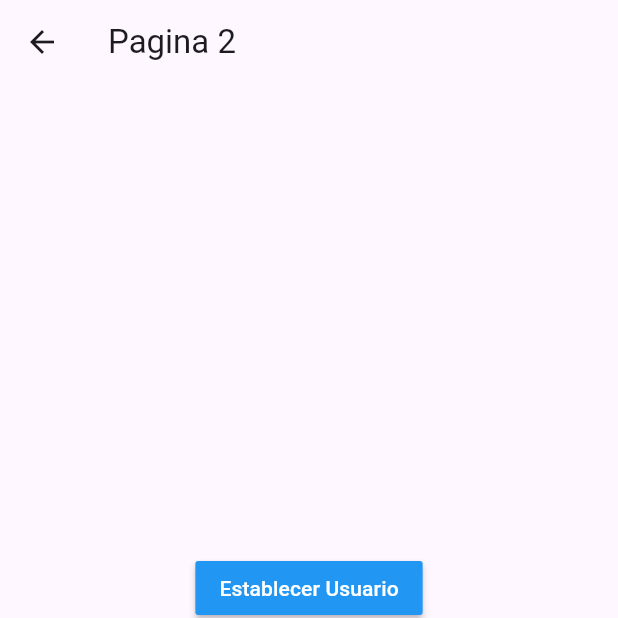
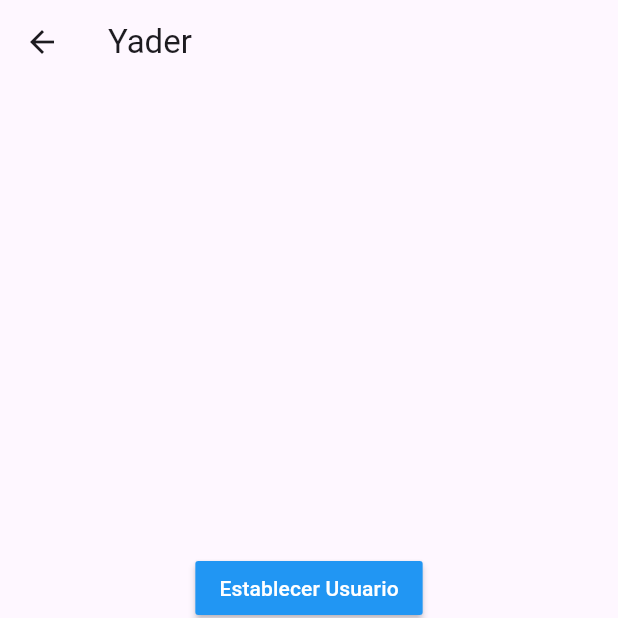
Before and after one commit to Yader1/flutter-different-state-managements, a Flutter app: the PageTwo screen opened by its route, after a tap on "Establecer Usuario", on a phone screen of 412 x 824 dp, the top half of it. Run offline on Flutter 3.47's test engine with Material 3 defaults, Android fonts, the phone set to English and light mode, and no system bars; accounts and stored records are empty.

Commit message:
feat: Singleton use

```diff
--- a/lib/page_one.dart
+++ b/lib/page_one.dart
@@ -1,4 +1,8 @@
+// ignore_for_file: public_member_api_docs, sort_constructors_first
 import 'package:flutter/material.dart';
+
+import 'package:flutter_singleton_states/models/usuario.dart';
+import 'package:flutter_singleton_states/services/usuario_service.dart';
 
 class PageOne extends StatelessWidget {
   const PageOne({super.key});
@@ -9,7 +13,14 @@
       appBar: AppBar(
         title: const Text('Pagina 1'),
       ),
-      body: const InformacionUsuario(),
+      body: StreamBuilder(
+        stream: usuarioService.usuarioStream,
+        builder: (BuildContext context, AsyncSnapshot<Usuario> snapshot) {
+          return snapshot.hasData
+            ? InformacionUsuario(usuario: snapshot.data!)
+            : const Center(child: Text('No hay informacion del usuario.'));
+        },
+      ),
       floatingActionButton: FloatingActionButton(
         onPressed: () => Navigator.pushNamed(context, 'pageTwo'),
         child: const Icon(Icons.ads_click_outlined),
@@ -19,8 +30,11 @@
 }
 
 class InformacionUsuario extends StatelessWidget {
+  final Usuario usuario;
+
   const InformacionUsuario({
     super.key,
+    required this.usuario,
   });
 
   @override
@@ -29,24 +43,24 @@
       width: double.infinity,
       height: double.infinity,
       padding: const EdgeInsets.all(15.0),
-      child: const Column(
+      child: Column(
         crossAxisAlignment: CrossAxisAlignment.start,
         children: [
-          Text('General', style: TextStyle(fontSize: 18, fontWeight: FontWeight.bold)),
-          Divider(),
+          const Text('General', style: TextStyle(fontSize: 18, fontWeight: FontWeight.bold)),
+          const Divider(),
           ListTile(
-            title: Text('Nombre: '),
+            title: Text('Nombre: ${usuario.nombre}'),
           ),
           ListTile(
-            title: Text('Edad: '),
+            title: Text('Edad: ${usuario.edad}'),
           ),
 
-          Text('Profeciones', style: TextStyle(fontSize: 18, fontWeight: FontWeight.bold)),
-          Divider(),
-          ListTile(
+          const Text('Profeciones', style: TextStyle(fontSize: 18, fontWeight: FontWeight.bold)),
+          const Divider(),
+          const ListTile(
             title: Text('Profesion 1'),
           ),
-          ListTile(
+          const ListTile(
             title: Text('Profesion 2'),
           ),
         ],
--- a/lib/page_two.dart
+++ b/lib/page_two.dart
@@ -1,4 +1,7 @@
 import 'package:flutter/material.dart';
+
+import 'package:flutter_singleton_states/models/usuario.dart';
+import 'package:flutter_singleton_states/services/usuario_service.dart';
 
 class PageTwo extends StatelessWidget {
   const PageTwo({super.key});
@@ -7,7 +10,12 @@
   Widget build(BuildContext context) {
     return Scaffold(
       appBar: AppBar(
-        title: const Text('Pagina 2'),
+        title: StreamBuilder(
+          stream: usuarioService.usuarioStream,
+          builder: (BuildContext context, AsyncSnapshot<Usuario> snapshot) {
+            return snapshot.hasData ? Text(snapshot.data!.nombre) : const Text('Pagina 2');
+          },
+        ),
       ),
       body: Center(
         child: Column(
@@ -15,7 +23,12 @@
           children: [
             MaterialButton(
               onPressed: (){
+                Usuario newUser = Usuario(
+                  nombre: "Yader",
+                  edad: 24
+                );
 
+                usuarioService.cargarUsuario(newUser);
               },
               color: Colors.blue,
               child: const Text('Establecer Usuario', style: TextStyle(color: Colors.white)),
@@ -23,7 +36,7 @@
 
             MaterialButton(
               onPressed: (){
-
+                usuarioService.cambiarEdad(25);
               },
               color: Colors.blue,
               child: const Text('Cambiar Edad', style: TextStyle(color: Colors.white)),
--- /dev/null
+++ b/lib/services/usuario_service.dart
@@ -0,0 +1,29 @@
+import 'dart:async';
+
+import 'package:flutter_singleton_states/models/usuario.dart';
+
+class _UsuarioService {
+  Usuario? _usuario;
+
+  final StreamController<Usuario> _usuarioStremController = StreamController.broadcast();
+
+  Usuario get usuario => _usuario!;
+  bool get existeUsuario => (_usuario != null) ? true : false;
+  Stream<Usuario> get usuarioStream => _usuarioStremController.stream;
+
+  void cargarUsuario(Usuario user){
+    _usuario = user;
+    _usuarioStremController.add(user);
+  }
+
+  void cambiarEdad(int edad){
+    _usuario!.edad = edad;
+    _usuarioStremController.add(_usuario!);
+  }
+
+  dispose(){
+    _usuarioStremController.close();
+  }
+}
+
+final usuarioService = _UsuarioService();
```
